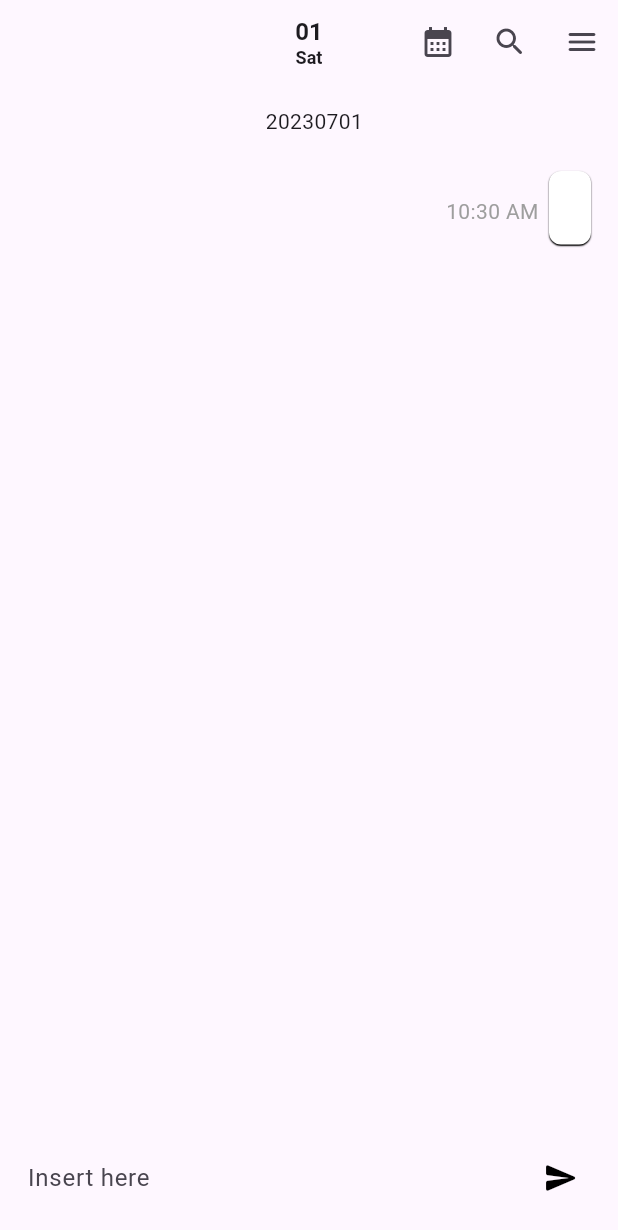
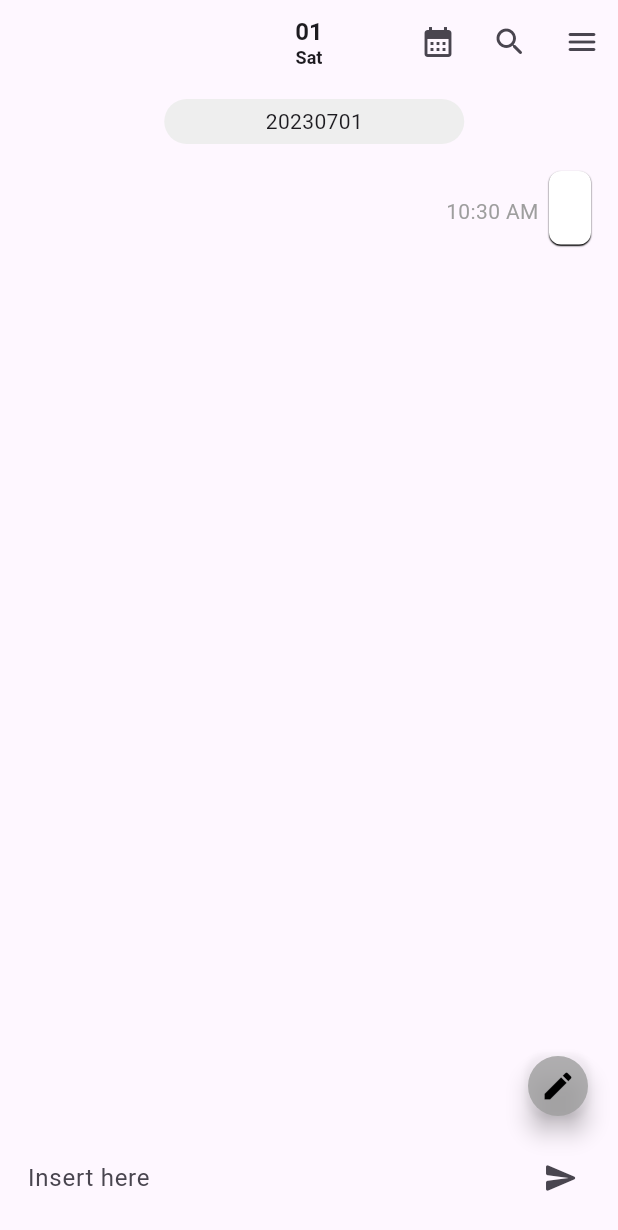
Before and after one commit to dc143cDev/memotile, a Flutter app: the screen it shows after launch, after a tap on the "send" icon, on a phone screen of 412 x 824 dp. Shown: the top 1230 px of the screen. Run offline on Flutter 3.47's test engine with Material 2 defaults, Android fonts, the phone set to English and light mode, and no system bars; our stand-ins replace flutter_local_notifications, get, get_storage, sqflite, table_calendar; accounts and stored records are empty.

Commit message:
테마 일부 정리. 날짜표시줄 테마 가변 구현 완료. 맨 아래로 가는 버튼이랑 에딧모드 버튼 껍데기 구현 완료.

```diff
--- a/lib/app/global/memo_tile.dart
+++ b/lib/app/global/memo_tile.dart
@@ -25,7 +25,8 @@ class MemoTile extends GetView<HomeController> {
 
   @override
   Widget build(BuildContext context) {
-    final memo = Flexible(
+    final memo = Obx(
+      () => Flexible(
         child: Column(
           children: [
             isFirst == 1
@@ -48,6 +49,9 @@ class MemoTile extends GetView<HomeController> {
                           width: 200,
                           height: 30,
                           decoration: BoxDecoration(
+                            color: controller.isDarkModeOn.value == true
+                                ? Colors.grey[800]
+                                : Colors.grey[200],
                             borderRadius: BorderRadius.circular(20),
                           ),
                           child: Row(
@@ -90,9 +94,7 @@ class MemoTile extends GetView<HomeController> {
                       print(createdAt);
                       controller.goToDetail(id!, text!, date!, colorValue!);
                     },
-                  child: Stack(
-                    children: [
-                      Container(
+                    child: Container(
                       padding: EdgeInsets.all(14),
                       decoration: BoxDecoration(
                         boxShadow: [
@@ -113,13 +115,17 @@ class MemoTile extends GetView<HomeController> {
                         ),
                       ),
                     ),
-                    ],
                   ),
                 ),
+                controller.isEditMode.value == true
+                    ? Flexible(
+                        child: Text('t'),
+                      )
+                    : Container(),
+              ],
             ),
           ],
         ),
-        ],
       ),
     );
     return Form(
--- a/lib/app/modules/home/controllers/home_controller.dart
+++ b/lib/app/modules/home/controllers/home_controller.dart
@@ -17,6 +17,9 @@ class HomeController extends GetxController {
 
   //focus node.
   FocusNode textFocus = FocusNode();
+
+  //edit 버튼 클릭시.
+  var isEditMode = false.obs;
 
   //insert here.
   TextEditingController memoController = TextEditingController();
@@ -38,6 +41,7 @@ class HomeController extends GetxController {
   var scrollController = ScrollController().obs;
   var isLoading = true.obs;
   var hasMore = false.obs;
+  var goToDownButtonDontShow = true.obs;
 
   //스크롤 아래로 내리기.
   //아이템 추가, 처음 ui 진입 시 호출됨.
@@ -46,11 +50,17 @@ class HomeController extends GetxController {
     if (memo.isNotEmpty) {
       //비동기적인 메모 데이터를 가져온 뒤에 화면을 내려야 하기에, 딜레이를 줬음.
       await Future.delayed(Duration(milliseconds: 100));
-      scrollController.value.animateTo(
+      await scrollController.value.animateTo(
         scrollController.value.position.maxScrollExtent,
         curve: Curves.easeOut,
         //딜레이는 화면이 내려가는 애니메이션의 Duration 과 같게 해서 위화감이 없도록 함.
         duration: const Duration(milliseconds: 100),
+      );
+      //끝까지 안내려가는걸 방지하여 100ms의 애니메이션 후 다시 한번 내리기.
+      scrollController.value.animateTo(
+        scrollController.value.position.maxScrollExtent,
+        curve: Curves.easeOut,
+        duration: const Duration(milliseconds: 1),
       );
       print('go to down');
     }
@@ -206,12 +216,14 @@ class HomeController extends GetxController {
   ];
 
   //color part 다크모드.
+  var isDarkModeOn = false.obs;
   RxInt darkModeDateIndicatorColor = Colors.grey.value.obs;
   RxInt lightModeDateIndicatorColor = Colors.white.value.obs;
 
   darkModeOn() {
     // print('ddI: ${darkModeDateIndicatorColor.value}');
     Get.changeTheme(ThemeData.dark());
+    isDarkModeOn.value = true;
     // darkModeDateIndicatorColor.value = Colors.grey.value;
     // print('ddI: ${darkModeDateIndicatorColor.value}');
   }
@@ -644,9 +656,9 @@ class HomeController extends GetxController {
   addPatchData() async {
     //minusValue를 증가시켜 계속 올려도 데이터 인덱스를 찾을수 있도록 함.
     //다만 minusValue가 데이터의 총 인덱스보다 높아지면 에러가 뜨기에, 조건을 추가.
-    if(minusValue.value == initKeyList.length){
+    if (minusValue.value == initKeyList.length) {
       minusValue.value = initKeyList.length;
-    }else{
+    } else {
       minusValue++;
     }
     final prevDataLenght = initKeyList.length.toInt() - minusValue.value;
@@ -684,15 +696,27 @@ class HomeController extends GetxController {
     await getCurrentMonthMMM();
     await tagInit();
     await firstInitGetDataKey();
+    try {
       scrollController.value.addListener(() async {
+        //아래로 내리기 버튼 활성화 감지를 위한 조건문.
+        //현재 오프셋이 스크롤 컨트롤러 최대값보다 적다면 버튼을 활성화시킴.
+        if (scrollController.value.offset <
+            scrollController.value.position.maxScrollExtent) {
+          goToDownButtonDontShow.value = false;
+          // print('${goToDownButtonDontShow.value}');
+        } else {
+          goToDownButtonDontShow.value = true;
+        }
         //offset이 0보다 낮아지면(화면이 위로 오버스크롤되면) 데이터 불러오기.
-
         if (-100 >= scrollController.value.offset) {
           await firstInitGetDataKey();
           addPatchData();
           // print('sc');
         }
       });
+    } catch (e, s) {
+      print(s);
+    }
     //처음 한번 새로고침으로 메모 가져오기.
     refreshMemo();
   }
--- a/lib/app/modules/home/views/home_view.dart
+++ b/lib/app/modules/home/views/home_view.dart
@@ -22,6 +22,61 @@ class HomeView extends GetView<HomeController> {
         controller.textFocus.unfocus();
       },
       child: Scaffold(
+        floatingActionButton: Obx(
+          () => Column(
+            crossAxisAlignment: CrossAxisAlignment.end,
+            mainAxisAlignment: MainAxisAlignment.end,
+            children: [
+              FloatingActionButton.small(
+                heroTag: true,
+                child: Container(
+                  width: 50,
+                  height: 50,
+                  decoration: BoxDecoration(
+                    borderRadius: BorderRadius.circular(50),
+                    color: Colors.grey.withOpacity(0.8),
+                  ),
+                  child: controller.isEditMode.value == true
+                      ? Icon(Icons.close, color: Colors.black,)
+                      : Icon(Icons.edit, color:  Colors.black,),
+                ),
+                backgroundColor: Colors.transparent,
+                onPressed: () {
+                  if (controller.isEditMode.value == true) {
+                    controller.isEditMode.value = false;
+                  } else {
+                    controller.isEditMode.value = true;
+                  }
+                },
+              ),
+              //스크롤 컨트롤러 offset이 맨 아래가 아니라면 아래로 내리기 버튼을 활성화함.
+              controller.goToDownButtonDontShow.value == true
+                  ? Container()
+                  : Padding(
+                      padding: const EdgeInsets.only(top: 5),
+                      child: FloatingActionButton.small(
+                        child: Container(
+                          width: 50,
+                          height: 50,
+                          decoration: BoxDecoration(
+                            borderRadius: BorderRadius.circular(50),
+                            color: Colors.grey.withOpacity(0.8),
+                          ),
+                          child: Icon(Icons.arrow_downward_sharp, color: Colors.black,),
+                        ),
+                        backgroundColor: Colors.transparent,
+                        onPressed: () {
+                          controller.goToDown();
+                        },
+                      ),
+                    ),
+              SizedBox(
+                height: 60,
+              ),
+              Container(),
+            ],
+          ),
+        ),
         appBar: AppBar(
           elevation: 0,
           centerTitle: true,
@@ -128,16 +183,15 @@ class HomeView extends GetView<HomeController> {
 
           //타이틀도 leading 과 같이 모드 가변형 ui.
           title: Obx(
-            () => controller.tagModeOn == true ||
-                    controller.searchModeOn == true
+            () =>
+                controller.tagModeOn == true || controller.searchModeOn == true
                     ? Column(
                         children: [
                           Text(
                             //일
                             controller.CurrentDay.value,
                             style: TextStyle(
-                            fontSize: 16,
-                            fontWeight: FontWeight.bold),
+                                fontSize: 16, fontWeight: FontWeight.bold),
                           ),
                           controller.searchModeOn.value == true
                               ? Text(
@@ -167,8 +221,7 @@ class HomeView extends GetView<HomeController> {
                             //일
                             controller.CurrentDay.value,
                             style: TextStyle(
-                            fontSize: 16,
-                            fontWeight: FontWeight.bold),
+                                fontSize: 16, fontWeight: FontWeight.bold),
                           ),
                           controller.dateModeOn.value == true
                               ? Text(
@@ -364,7 +417,7 @@ class HomeView extends GetView<HomeController> {
       enterBottomSheetDuration: Duration(milliseconds: 200),
       exitBottomSheetDuration: Duration(milliseconds: 200),
       shape: RoundedRectangleBorder(borderRadius: BorderRadius.circular(10)),
-      backgroundColor: Get.isDarkMode? Colors.black :Colors.white,
+      backgroundColor: Get.isDarkMode ? Colors.black : Colors.white,
       elevation: 0,
       SafeArea(
         child: SizedBox(
@@ -489,7 +542,7 @@ class HomeView extends GetView<HomeController> {
           topRight: Radius.circular(10),
         ),
       ),
-      backgroundColor: Get.isDarkMode? Colors.black :Colors.white,
+      backgroundColor: Get.isDarkMode ? Colors.black : Colors.white,
       elevation: 0,
       SizedBox(
         height: 340,
@@ -841,7 +894,7 @@ class HomeView extends GetView<HomeController> {
               padding: const EdgeInsets.all(13.0),
               child: Container(
                 decoration: BoxDecoration(
-                  color: Get.isDarkMode? Colors.grey[800] :Colors.grey[200],
+                  color: Get.isDarkMode ? Colors.grey[800] : Colors.grey[200],
                   borderRadius: BorderRadius.circular(15),
                 ),
                 child: Padding(
@@ -869,7 +922,9 @@ class HomeView extends GetView<HomeController> {
                             hintStyle: TextStyle(
                               fontWeight: FontWeight.w400,
                               fontSize: 15,
-                              color: Get.isDarkMode? Colors.grey[200] :Colors.grey[800],
+                              color: Get.isDarkMode
+                                  ? Colors.grey[200]
+                                  : Colors.grey[800],
                             ),
                             border: InputBorder.none,
                           ),
@@ -907,7 +962,7 @@ class HomeView extends GetView<HomeController> {
     Get.bottomSheet(
       enterBottomSheetDuration: Duration(milliseconds: 200),
       exitBottomSheetDuration: Duration(milliseconds: 200),
-      backgroundColor: Get.isDarkMode? Colors.black :Colors.white,
+      backgroundColor: Get.isDarkMode ? Colors.black : Colors.white,
       shape: RoundedRectangleBorder(borderRadius: BorderRadius.circular(10)),
       elevation: 0,
       Column(
@@ -931,7 +986,7 @@ class HomeView extends GetView<HomeController> {
             height: 16,
           ),
           InkWell(
-            onTap: () async{
+            onTap: () async {
               //바텀시트 내리고 테마 뷰로 이동.
               Get.back();
               Get.toNamed('/theme');
--- a/lib/main.dart
+++ b/lib/main.dart
@@ -12,12 +12,14 @@ void main() async{
   WidgetsFlutterBinding.ensureInitialized();
   runApp(
     GetMaterialApp(
-      theme: ThemeData(
-        iconTheme: IconThemeData(color: Colors.black),
+      theme: ThemeData.light(
+        // primaryColor: Colors.white,
+        // appBarTheme: AppBarTheme(backgroundColor: Colors.white),
+        // iconTheme: IconThemeData(color: Colors.black),
         useMaterial3: true,
       ),
       darkTheme: ThemeData.dark(
-
+        useMaterial3: true,
       ),
       debugShowCheckedModeBanner: false,
       title: "Applicatin",
```
Also changed, not shown: lib/app/modules/theme/views/theme_view.dart (+22 -7 lines). Lines whose indentation alone changed are shown as unchanged.
